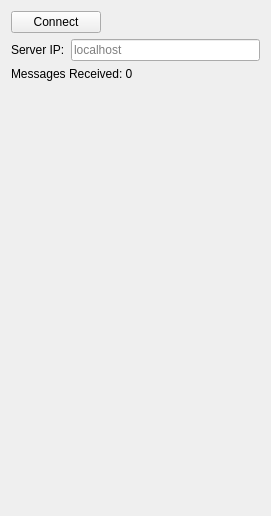
Qt form bt_editor/sidepanel_monitor.ui (BehaviorTree/Groot) before a commit.
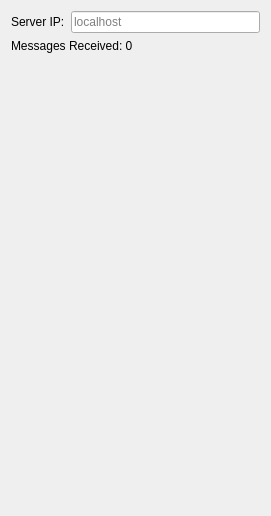
The same form after that commit.

What changed in the file:
```diff
--- a/bt_editor/sidepanel_monitor.ui
+++ b/bt_editor/sidepanel_monitor.ui
@@ -14,57 +14,6 @@
    <string>Frame</string>
   </property>
   <layout class="QVBoxLayout" name="verticalLayout">
-   <item>
-    <layout class="QHBoxLayout" name="horizontalLayout" stretch="0,0">
-     <property name="spacing">
-      <number>4</number>
-     </property>
-     <item>
-      <widget class="QPushButton" name="pushButtonConnect">
-       <property name="minimumSize">
-        <size>
-         <width>90</width>
-         <height>0</height>
-        </size>
-       </property>
-       <property name="maximumSize">
-        <size>
-         <width>90</width>
-         <height>16777215</height>
-        </size>
-       </property>
-       <property name="focusPolicy">
-        <enum>Qt::NoFocus</enum>
-       </property>
-       <property name="styleSheet">
-        <string notr="true"/>
-       </property>
-       <property name="text">
-        <string>Connect</string>
-       </property>
-       <property name="checkable">
-        <bool>false</bool>
-       </property>
-       <property name="flat">
-        <bool>false</bool>
-       </property>
-      </widget>
-     </item>
-     <item>
-      <spacer name="horizontalSpacer">
-       <property name="orientation">
-        <enum>Qt::Horizontal</enum>
-       </property>
-       <property name="sizeHint" stdset="0">
-        <size>
-         <width>40</width>
-         <height>20</height>
-        </size>
-       </property>
-      </spacer>
-     </item>
-    </layout>
-   </item>
    <item>
     <layout class="QHBoxLayout" name="horizontalLayout_2">
      <item>
```
